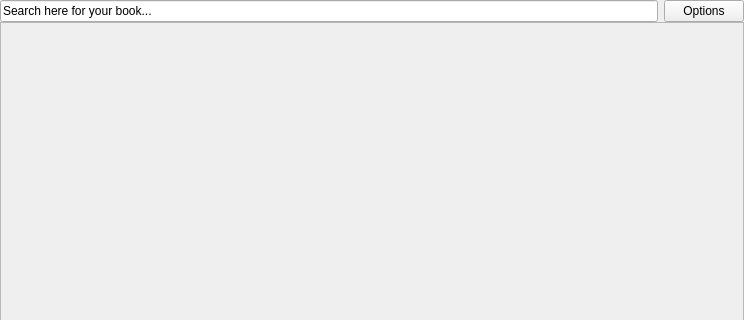
sbadame/checkout, file checkout.ui: the form before one commit; both pictures show x 0 to 744 and y 0 to 320 of the 744 by 610 pixel window.
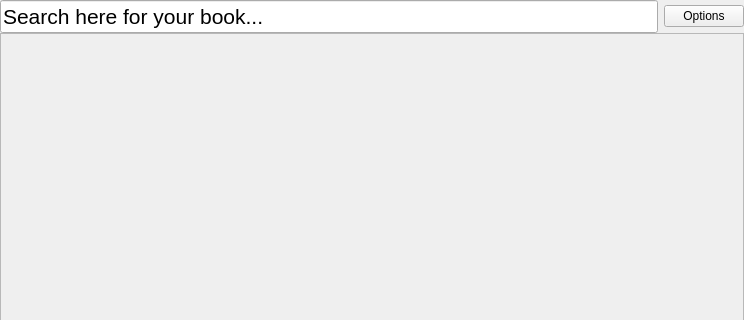
The form after the commit. Custom widgets are drawn as their Qt base class.

The edit to the form file:
```diff
--- a/checkout.ui
+++ b/checkout.ui
@@ -75,6 +75,11 @@
                   <height>100</height>
                  </size>
                 </property>
+                <property name="font">
+                 <font>
+                  <pointsize>16</pointsize>
+                 </font>
+                </property>
                 <property name="text">
                  <string>Search here for your book...</string>
                 </property>
@@ -122,7 +127,7 @@
                 <x>0</x>
                 <y>0</y>
                 <width>742</width>
-                <height>577</height>
+                <height>568</height>
                </rect>
               </property>
               <property name="sizePolicy">
```
